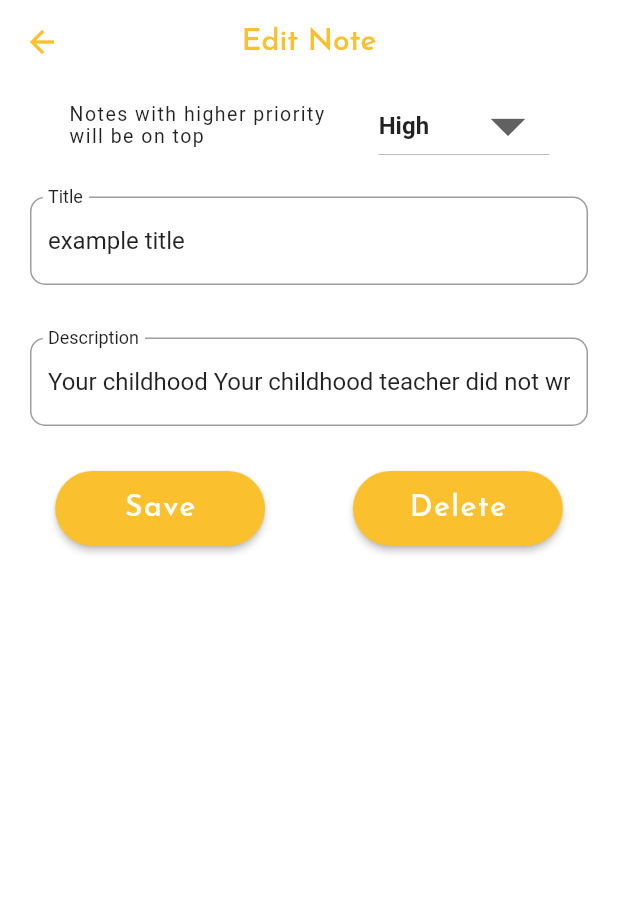
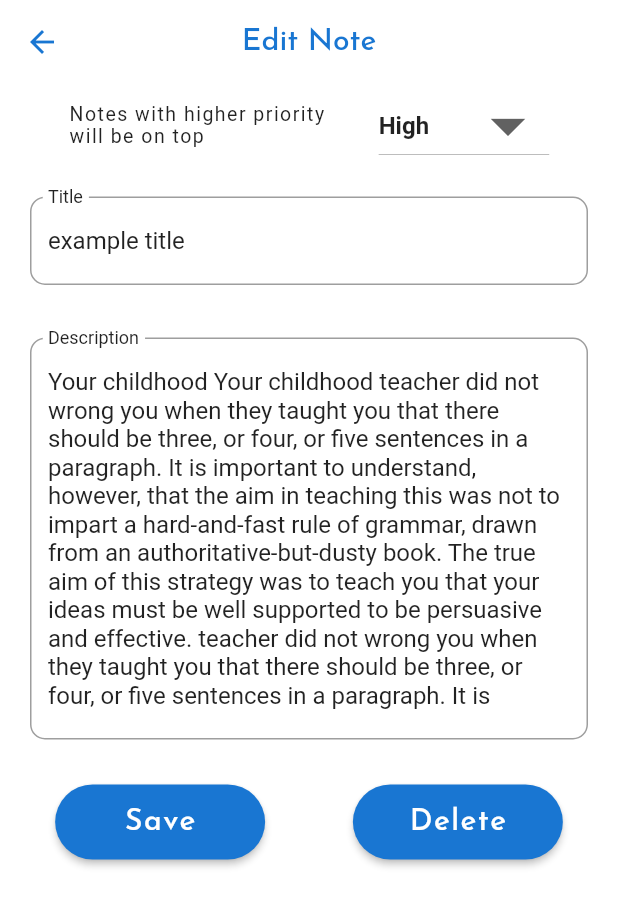
Before and after one commit to razorcalhn/notekeeper_app, a Flutter app: the NoteDesc screen opened directly, on a phone screen of 412 x 824 dp. Shown: the top 906 px of the screen. Run offline on Flutter 3.47's test engine with Material 2 defaults, Android fonts, the phone set to English and light mode, and no system bars; our stand-ins replace ant_icons, sqflite; missing offline and left inert: expanding_bottom_bar; accounts and stored records are empty.

Commit message:
added provider theme and changed input description

```diff
--- a/lib/main.dart
+++ b/lib/main.dart
@@ -5,46 +5,45 @@ import 'package:url_launcher/url_launcher.dart';
 import 'package:notekeeperapp/screens/view_note.dart';
 import 'package:notekeeperapp/models/note.dart';
 import 'package:notekeeperapp/screens/about.dart';
+import 'package:provider/provider.dart';
+import 'package:notekeeperapp/utils/theme_changer.dart';
 
 void main() {
   runApp(MyApp());
 }
 
-class MyApp extends StatefulWidget {
-  int id = 0;
-  MyApp();
-  MyApp.s(this.id);
+class MyApp extends StatelessWidget {
 
   @override
 
-  _MyAppState createState() => _MyAppState(this.id);
-}
+  Widget build(BuildContext context) {
 
-class _MyAppState extends State<MyApp> {
-
-
-
-  @override
-  int id = 0;
-
-  _MyAppState(this.id);
-  static Color color;
-  List <Color> colorList =[Colors.blue,Colors.red,Colors.green,Colors.deepPurple,Colors.yellow];
-
-  Widget build(BuildContext context) {
-    color = colorList[id];
-    MyApp().id = id;
-    return MaterialApp(
-      debugShowCheckedModeBanner: false,
-      title: 'Notekeeper',
-      theme: ThemeData(
-        primarySwatch: Colors.yellow,
-      ),
-      home: NoteList(),
+    return ChangeNotifierProvider <ThemeChanger>(
+      create: (_) => ThemeChanger(ThemeData.light()),
+      child: MaterialAppWithTheme(),
     );
   }
 
 }
 
+class MaterialAppWithTheme extends StatelessWidget {
+
+  @override
+  Widget build(BuildContext context) {
+    final theme = Provider.of<ThemeChanger>(context);
+    return MaterialApp(
+      debugShowCheckedModeBanner: false,
+      theme: theme.getTheme(),
+      title: 'Notekeeper',
+      home: NoteList(),
+    );
+  }
+}
+
+
+
+
+
+
 
 Note note = Note('example title', 2, 'example date','Your childhood Your childhood teacher did not wrong you when they taught you that there should be three, or four, or five sentences in a paragraph. It is important to understand, however, that the aim in teaching this was not to impart a hard-and-fast rule of grammar, drawn from an authoritative-but-dusty book. The true aim of this strategy was to teach you that your ideas must be well supported to be persuasive and effective. teacher did not wrong you when they taught you that there should be three, or four, or five sentences in a paragraph. It is important to understand, however, that the aim in teaching this was not to impart a hard-and-fast rule of grammar, drawn from an authoritative-but-dusty book. The true aim of this strategy was to teach you that your ideas must be well supported to be persuasive and effective.');
--- a/lib/screens/note_description.dart
+++ b/lib/screens/note_description.dart
@@ -92,6 +92,9 @@ class _NoteDescState extends State<NoteDesc> {
               Container(
                 padding: EdgeInsets.all(10),
                 child: TextField(
+                  keyboardType: TextInputType.multiline,
+                  minLines: 6,
+                  maxLines: 12,
                   controller: descriptionController,
                   decoration: InputDecoration(
                       labelStyle: textStyle,
--- /dev/null
+++ b/lib/utils/theme_changer.dart
@@ -0,0 +1,12 @@
+import 'package:flutter/material.dart';
+
+class ThemeChanger with ChangeNotifier{
+  ThemeData _themeData;
+  ThemeChanger(this._themeData);
+  getTheme() => _themeData;
+
+  setTheme(ThemeData theme) {
+    _themeData = theme;
+    notifyListeners();
+  }
+}
--- a/pubspec.yaml
+++ b/pubspec.yaml
@@ -29,6 +29,7 @@ dependencies:
   url_launcher: ^5.5.0
   ant_icons: ^1.0.0
   expanding_bottom_bar: ^0.1.2
+  provider: ^3.0.0
 
 
   # The following adds the Cupertino Icons font to your application.
```
Also changed, not shown: lib/screens/about.dart (+14 -7 lines), pubspec.lock.
